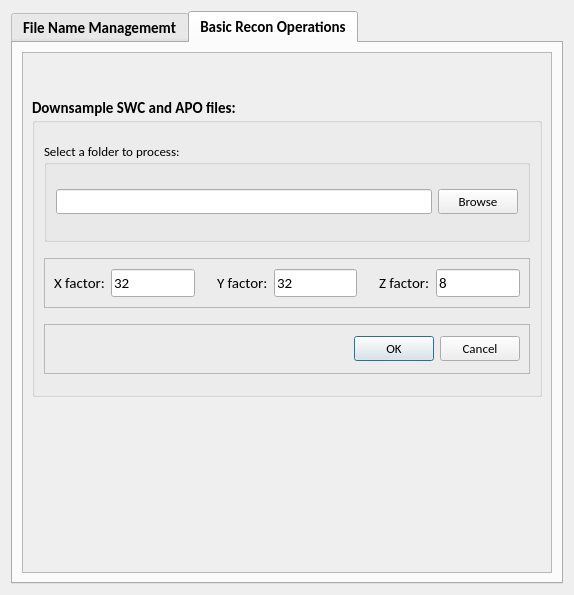
Vaa3D/vaa3d_tools, file hackathon/MK/swcRename/renameSWC.ui: the form before one commit.
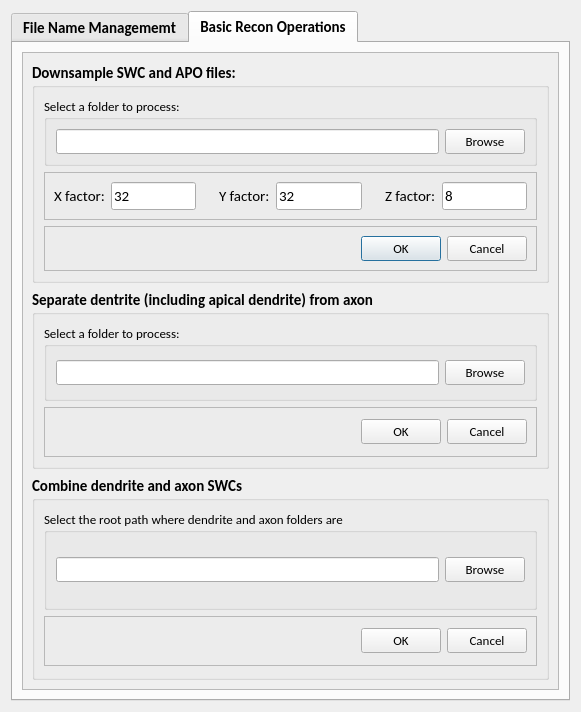
The form after the commit. The open tabs and pages were chosen to show the change.

The edit to the form file:
```diff
--- a/hackathon/MK/swcRename/renameSWC.ui
+++ b/hackathon/MK/swcRename/renameSWC.ui
@@ -6,8 +6,8 @@
    <rect>
     <x>0</x>
     <y>0</y>
-    <width>574</width>
-    <height>595</height>
+    <width>581</width>
+    <height>712</height>
    </rect>
   </property>
   <property name="font">
@@ -528,8 +528,8 @@
            <rect>
             <x>0</x>
             <y>0</y>
-            <width>522</width>
-            <height>514</height>
+            <width>529</width>
+            <height>631</height>
            </rect>
           </property>
           <layout class="QVBoxLayout" name="verticalLayout_8">
@@ -538,13 +538,13 @@
              <property name="minimumSize">
               <size>
                <width>0</width>
-               <height>300</height>
+               <height>0</height>
               </size>
              </property>
              <property name="maximumSize">
               <size>
                <width>600</width>
-               <height>230</height>
+               <height>240</height>
               </size>
              </property>
              <property name="font">
@@ -815,17 +815,284 @@
             </widget>
            </item>
            <item>
-            <spacer name="verticalSpacer">
-             <property name="orientation">
-              <enum>Qt::Vertical</enum>
+            <widget class="QGroupBox" name="groupBox_5">
+             <property name="maximumSize">
+              <size>
+               <width>16777215</width>
+               <height>180</height>
+              </size>
              </property>
-             <property name="sizeHint" stdset="0">
+             <property name="title">
+              <string>Separate dentrite (including apical dendrite) from axon</string>
+             </property>
+             <layout class="QVBoxLayout" name="verticalLayout_4">
+              <item>
+               <widget class="QGroupBox" name="groupBox_10">
+                <property name="minimumSize">
+                 <size>
+                  <width>0</width>
+                  <height>0</height>
+                 </size>
+                </property>
+                <property name="maximumSize">
+                 <size>
+                  <width>500</width>
+                  <height>100</height>
+                 </size>
+                </property>
+                <property name="font">
+                 <font>
+                  <family>Calibri</family>
+                  <pointsize>10</pointsize>
+                  <weight>50</weight>
+                  <bold>false</bold>
+                 </font>
+                </property>
+                <property name="title">
+                 <string>Select a folder to process:</string>
+                </property>
+                <layout class="QHBoxLayout" name="horizontalLayout_12">
+                 <item>
+                  <widget class="QLineEdit" name="lineEdit_10">
+                   <property name="minimumSize">
+                    <size>
+                     <width>350</width>
+                     <height>0</height>
+                    </size>
+                   </property>
+                   <property name="maximumSize">
+                    <size>
+                     <width>400</width>
+                     <height>16777215</height>
+                    </size>
+                   </property>
+                   <property name="font">
+                    <font>
+                     <weight>50</weight>
+                     <bold>false</bold>
+                    </font>
+                   </property>
+                  </widget>
+                 </item>
+                 <item>
+                  <widget class="QPushButton" name="pushButton_7">
+                   <property name="maximumSize">
+                    <size>
+                     <width>80</width>
+                     <height>16777215</height>
+                    </size>
+                   </property>
+                   <property name="font">
+                    <font>
+                     <pointsize>10</pointsize>
+                     <weight>50</weight>
+                     <bold>false</bold>
+                    </font>
+                   </property>
+                   <property name="text">
+                    <string>Browse</string>
+                   </property>
+                  </widget>
+                 </item>
+                </layout>
+               </widget>
+              </item>
+              <item>
+               <widget class="QFrame" name="frame_7">
+                <property name="maximumSize">
+                 <size>
+                  <width>500</width>
+                  <height>50</height>
+                 </size>
+                </property>
+                <property name="frameShape">
+                 <enum>QFrame::StyledPanel</enum>
+                </property>
+                <property name="frameShadow">
+                 <enum>QFrame::Raised</enum>
+                </property>
+                <layout class="QHBoxLayout" name="horizontalLayout_13">
+                 <item>
+                  <spacer name="horizontalSpacer_8">
+                   <property name="orientation">
+                    <enum>Qt::Horizontal</enum>
+                   </property>
+                   <property name="sizeHint" stdset="0">
+                    <size>
+                     <width>259</width>
+                     <height>20</height>
+                    </size>
+                   </property>
+                  </spacer>
+                 </item>
+                 <item>
+                  <widget class="QDialogButtonBox" name="buttonBox_5">
+                   <property name="maximumSize">
+                    <size>
+                     <width>180</width>
+                     <height>16777215</height>
+                    </size>
+                   </property>
+                   <property name="font">
+                    <font>
+                     <pointsize>10</pointsize>
+                     <weight>50</weight>
+                     <bold>false</bold>
+                    </font>
+                   </property>
+                   <property name="orientation">
+                    <enum>Qt::Horizontal</enum>
+                   </property>
+                   <property name="standardButtons">
+                    <set>QDialogButtonBox::Cancel|QDialogButtonBox::Ok</set>
+                   </property>
+                  </widget>
+                 </item>
+                </layout>
+               </widget>
+              </item>
+             </layout>
+            </widget>
+           </item>
+           <item>
+            <widget class="QGroupBox" name="groupBox_6">
+             <property name="maximumSize">
               <size>
-               <width>20</width>
-               <height>40</height>
+               <width>16777215</width>
+               <height>255</height>
               </size>
              </property>
-            </spacer>
+             <property name="title">
+              <string>Combine dendrite and axon SWCs</string>
+             </property>
+             <layout class="QVBoxLayout" name="verticalLayout_10">
+              <item>
+               <widget class="QGroupBox" name="groupBox_11">
+                <property name="minimumSize">
+                 <size>
+                  <width>0</width>
+                  <height>0</height>
+                 </size>
+                </property>
+                <property name="maximumSize">
+                 <size>
+                  <width>500</width>
+                  <height>100</height>
+                 </size>
+                </property>
+                <property name="font">
+                 <font>
+                  <family>Calibri</family>
+                  <pointsize>10</pointsize>
+                  <weight>50</weight>
+                  <bold>false</bold>
+                 </font>
+                </property>
+                <property name="title">
+                 <string>Select the root path where dendrite and axon folders are</string>
+                </property>
+                <layout class="QHBoxLayout" name="horizontalLayout_14">
+                 <item>
+                  <widget class="QLineEdit" name="lineEdit_11">
+                   <property name="minimumSize">
+                    <size>
+                     <width>350</width>
+                     <height>0</height>
+                    </size>
+                   </property>
+                   <property name="maximumSize">
+                    <size>
+                     <width>400</width>
+                     <height>16777215</height>
+                    </size>
+                   </property>
+                   <property name="font">
+                    <font>
+                     <weight>50</weight>
+                     <bold>false</bold>
+                    </font>
+                   </property>
+                  </widget>
+                 </item>
+                 <item>
+                  <widget class="QPushButton" name="pushButton_8">
+                   <property name="maximumSize">
+                    <size>
+                     <width>80</width>
+                     <height>16777215</height>
+                    </size>
+                   </property>
+                   <property name="font">
+                    <font>
+                     <pointsize>10</pointsize>
+                     <weight>50</weight>
+                     <bold>false</bold>
+                    </font>
+                   </property>
+                   <property name="text">
+                    <string>Browse</string>
+                   </property>
+                  </widget>
+                 </item>
+                </layout>
+               </widget>
+              </item>
+              <item>
+               <widget class="QFrame" name="frame_8">
+                <property name="maximumSize">
+                 <size>
+                  <width>500</width>
+                  <height>50</height>
+                 </size>
+                </property>
+                <property name="frameShape">
+                 <enum>QFrame::StyledPanel</enum>
+                </property>
+                <property name="frameShadow">
+                 <enum>QFrame::Raised</enum>
+                </property>
+                <layout class="QHBoxLayout" name="horizontalLayout_16">
+                 <item>
+                  <spacer name="horizontalSpacer_9">
+                   <property name="orientation">
+                    <enum>Qt::Horizontal</enum>
+                   </property>
+                   <property name="sizeHint" stdset="0">
+                    <size>
+                     <width>259</width>
+                     <height>20</height>
+                    </size>
+                   </property>
+                  </spacer>
+                 </item>
+                 <item>
+                  <widget class="QDialogButtonBox" name="buttonBox_6">
+                   <property name="maximumSize">
+                    <size>
+                     <width>180</width>
+                     <height>16777215</height>
+                    </size>
+                   </property>
+                   <property name="font">
+                    <font>
+                     <pointsize>10</pointsize>
+                     <weight>50</weight>
+                     <bold>false</bold>
+                    </font>
+                   </property>
+                   <property name="orientation">
+                    <enum>Qt::Horizontal</enum>
+                   </property>
+                   <property name="standardButtons">
+                    <set>QDialogButtonBox::Cancel|QDialogButtonBox::Ok</set>
+                   </property>
+                  </widget>
+                 </item>
+                </layout>
+               </widget>
+              </item>
+             </layout>
+            </widget>
            </item>
           </layout>
          </widget>
```
Left out of the diff: 184 changed lines with no effect on the pictures.
